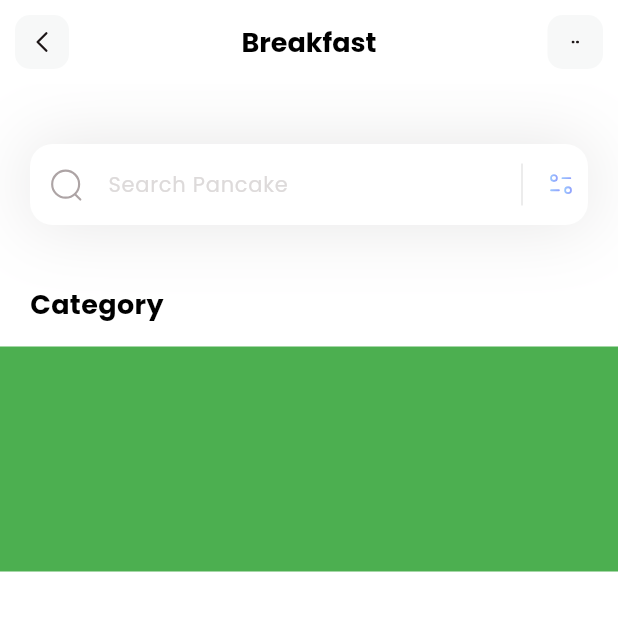
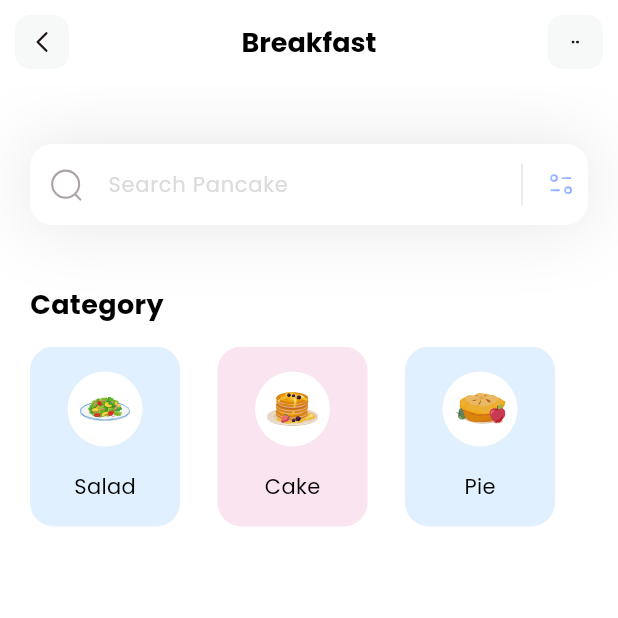
Before and after one commit to rahul01-git/flutterBasics, a Flutter app: the screen it shows after launch, on a phone screen of 412 x 824 dp, the top half of it. Run offline on Flutter 3.47's test engine with Material 3 defaults, Android fonts, the phone set to English and light mode, and no system bars; our stand-ins replace flutter_svg.

Commit message:
completed categories section

```diff
--- a/lib/models/category_model.dart
+++ b/lib/models/category_model.dart
@@ -5,30 +5,35 @@ class CategoryModel {
   String iconPath;
   Color boxColor;
 
-  CategoryModel(
-      {required this.name, required this.iconPath, required this.boxColor});
+  CategoryModel({
+    required this.name,
+    required this.iconPath,
+    required this.boxColor,
+  });
 
   static List<CategoryModel> getCategories() {
     List<CategoryModel> categories = [];
+
     categories.add(CategoryModel(
-      name: 'Salad',
-      iconPath: 'assets/icons/plate',
-      boxColor: Color(0xff92A3FD),
-    ));
+        name: 'Salad',
+        iconPath: 'assets/icons/plate.svg',
+        boxColor: Color(0xff9DCEFF)));
+
     categories.add(CategoryModel(
         name: 'Cake',
         iconPath: 'assets/icons/pancakes.svg',
-        boxColor: Color(0xffC588F2)));
+        boxColor: Color(0xffEEA4CE)));
 
     categories.add(CategoryModel(
         name: 'Pie',
         iconPath: 'assets/icons/pie.svg',
-        boxColor: Color(0x0092A3FD)));
+        boxColor: Color(0xff9DCEFF)));
 
     categories.add(CategoryModel(
         name: 'Smoothies',
         iconPath: 'assets/icons/orange-snacks.svg',
-        boxColor: Color(0x0092A3FD)));
+        boxColor: Color(0xffEEA4CE)));
+
     return categories;
   }
 }
--- a/lib/pages/home.dart
+++ b/lib/pages/home.dart
@@ -24,12 +24,13 @@ class _HomePageState extends State<HomePage> {
       backgroundColor: Colors.white,
       body: Column(
         crossAxisAlignment: CrossAxisAlignment.start,
-        children: [
-          _searchField(),
-          SizedBox(
-            height: 40,
+        children: [_searchField(), SizedBox(height: 40), _categoriesSection()],
       ),
-          Column(
+    );
+  }
+
+  Column _categoriesSection() {
+    return Column(
       crossAxisAlignment: CrossAxisAlignment.start,
       children: [
         Padding(
@@ -37,27 +38,52 @@ class _HomePageState extends State<HomePage> {
           child: Text(
             'Category',
             style: TextStyle(
-                      color: Colors.black,
-                      fontSize: 18,
-                      fontWeight: FontWeight.bold),
+                color: Colors.black, fontSize: 18, fontWeight: FontWeight.bold),
           ),
         ),
         SizedBox(
           height: 15,
         ),
         Container(
-                height: 150,
-                color: Colors.green,
-                child: ListView.builder(
+          height: 120,
+          padding: EdgeInsets.only(left: 20, right: 20),
+          child: ListView.separated(
               itemCount: categories.length,
+              scrollDirection: Axis.horizontal,
+              separatorBuilder: (context, index) => SizedBox(
+                    width: 25,
+                  ),
               itemBuilder: (context, index) {
-                      return Container();
+                return Container(
+                  width: 100,
+                  decoration: BoxDecoration(
+                      color: categories[index].boxColor.withOpacity(0.3),
+                      borderRadius: BorderRadius.circular(16)),
+                  child: Column(
+                    mainAxisAlignment: MainAxisAlignment.spaceEvenly,
+                    children: [
+                      Container(
+                          width: 50,
+                          height: 50,
+                          decoration: BoxDecoration(
+                              color: Colors.white, shape: BoxShape.circle),
+                          child: Padding(
+                            padding: EdgeInsets.all(8),
+                            child: SvgPicture.asset(categories[index].iconPath),
+                          )),
+                      Text(
+                        categories[index].name,
+                        style: TextStyle(
+                            fontWeight: FontWeight.w400,
+                            fontSize: 14,
+                            color: Colors.black),
+                      )
+                    ],
+                  ),
+                );
               }),
         )
       ],
-          )
-        ],
-      ),
     );
   }
 
```
Lines whose indentation alone changed are shown as unchanged.
